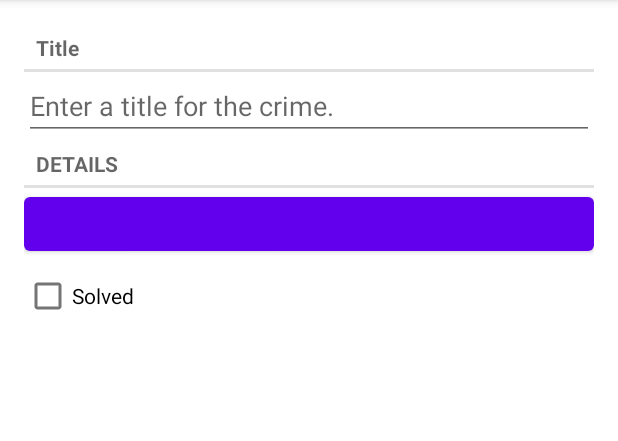
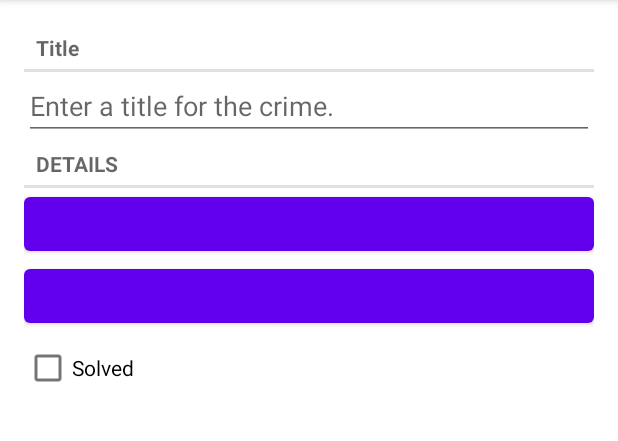
Before and after one commit to maquino123/Criminal-Intent, an Android app: the fragment CrimeFragment placed in its activity, on a phone screen of 412 x 824 dp, the part 84-525 px from its top. Run offline under Robolectric (Android 15) with nearby library versions, the phone set to English and light mode, and no system bars; our stand-ins replace Room's generated code; 2 statements that could not run were skipped.

Commit message:
Chapter 13 and challenge done

```diff
--- a/app/src/main/java/com/bignerdranch/android/criminalintent/CrimeFragment.kt
+++ b/app/src/main/java/com/bignerdranch/android/criminalintent/CrimeFragment.kt
@@ -9,22 +9,27 @@ import android.view.View
 import android.view.ViewGroup
 import android.widget.Button
 import android.widget.CheckBox
+import android.widget.DatePicker
 import android.widget.EditText
 import androidx.fragment.app.Fragment
 import androidx.lifecycle.ViewModelProviders
 import androidx.lifecycle.Observer
+import java.text.SimpleDateFormat
 import java.util.*
 
 private const val ARG_CRIME_ID = "crime_id"
 private const val TAG = "CrimeFragment"
 private const val DIALOG_DATE = "DialogDate"
+private const val DIALOG_TIME = "DialogTime"
 private const val REQUEST_DATE = 0
+private const val REQUEST_TIME = 1
 
-class CrimeFragment : Fragment() {
+class CrimeFragment : Fragment(), DatePickerFragment.Callbacks, TimePickerFragment.Callbacks {
 
     private lateinit var crime: Crime
     private lateinit var titleField: EditText
     private lateinit var dateButton: Button
+    private lateinit var timeButton: Button
     private lateinit var solvedCheckBox: CheckBox
     private val crimeDetailViewModel: CrimeDetailViewModel by lazy {
         ViewModelProviders.of(this).get(CrimeDetailViewModel::class.java)
@@ -46,6 +51,7 @@ class CrimeFragment : Fragment() {
 
         titleField = view.findViewById(R.id.crime_title) as EditText
         dateButton = view.findViewById(R.id.crime_date) as Button
+        timeButton = view.findViewById(R.id.crime_time) as Button
         solvedCheckBox = view.findViewById(R.id.crime_solved) as CheckBox
 
         return view
@@ -106,6 +112,13 @@ class CrimeFragment : Fragment() {
                 show(this@CrimeFragment.requireFragmentManager(), DIALOG_DATE)
             }
         }
+
+        timeButton.setOnClickListener {
+            TimePickerFragment.newInstance(crime.date).apply {
+                setTargetFragment(this@CrimeFragment, REQUEST_TIME)
+                show(this@CrimeFragment.requireFragmentManager(), DIALOG_TIME)
+            }
+        }
     }
 
     override fun onStop() {
@@ -113,10 +126,20 @@ class CrimeFragment : Fragment() {
         crimeDetailViewModel.saveCrime(crime)
     }
 
+    override fun onDateSelected(date: Date){
+        crime.date = date
+        updateUI()
+    }
+
+    override fun onTimeSelected(date: Date) {
+        crime.date = date
+        updateUI()
+    }
 
     private fun updateUI() {
         titleField.setText(crime.title)
-        dateButton.text = crime.date.toString()
+        timeButton.text = SimpleDateFormat("hh:mm a").format(this.crime.date)
+        dateButton.text = SimpleDateFormat("EEEE, MMM d, YYYY").format(this.crime.date)
         solvedCheckBox.apply {
             isChecked = crime.isSolved
             jumpDrawablesToCurrentState()
--- a/app/src/main/java/com/bignerdranch/android/criminalintent/CrimeListFragment.kt
+++ b/app/src/main/java/com/bignerdranch/android/criminalintent/CrimeListFragment.kt
@@ -3,9 +3,7 @@ package com.bignerdranch.android.criminalintent
 import android.content.Context
 import android.os.Bundle
 import android.util.Log
-import android.view.LayoutInflater
-import android.view.View
-import android.view.ViewGroup
+import android.view.*
 import android.widget.ImageView
 import android.widget.TextView
 import android.widget.Toast
@@ -14,6 +12,7 @@ import androidx.lifecycle.Observer
 import androidx.lifecycle.ViewModelProviders
 import androidx.recyclerview.widget.LinearLayoutManager
 import androidx.recyclerview.widget.RecyclerView
+import java.text.SimpleDateFormat
 import java.util.*
 
 private const val TAG = "CrimeListFragment"
@@ -38,6 +37,11 @@ class CrimeListFragment : Fragment() {
     override fun onAttach(context: Context) {
         super.onAttach(context)
         callbacks = context as Callbacks?
+    }
+
+    override fun onCreate(savedInstanceState: Bundle?) {
+        super.onCreate(savedInstanceState)
+        setHasOptionsMenu(true)
     }
 
     override fun onCreateView(
@@ -71,6 +75,23 @@ class CrimeListFragment : Fragment() {
         super.onDetach()
         callbacks = null
     }
+
+    override fun onCreateOptionsMenu(menu: Menu, inflater: MenuInflater) {
+        super.onCreateOptionsMenu(menu, inflater)
+        inflater.inflate(R.menu.fragment_crime_list, menu)
+    }
+
+    override fun onOptionsItemSelected(item: MenuItem): Boolean {
+        return when (item.itemId) {
+            R.id.new_crime -> {
+                val crime = Crime()
+                crimeListViewModel.addCrime(crime)
+                callbacks?.onCrimeSelected(crime.id)
+                true
+            }
+            else -> return super.onOptionsItemSelected(item)
+        }
+    }
     private fun updateUI(crimes: List<Crime>){
         adapter = CrimeAdapter(crimes)
         crimeRecyclerView.adapter = adapter
@@ -83,6 +104,7 @@ class CrimeListFragment : Fragment() {
 
         private val titleTextView: TextView = itemView.findViewById(R.id.crime_title)
         private val dateTextView: TextView = itemView.findViewById(R.id.crime_date)
+        private val timeTextView: TextView = itemView.findViewById(R.id.crime_time)
         private val solvedImageView: ImageView = itemView.findViewById(R.id.crime_solved)
 
         init {
@@ -92,7 +114,8 @@ class CrimeListFragment : Fragment() {
         fun bind(crime: Crime) {
             this.crime = crime
             titleTextView.text = this.crime.title
-            dateTextView.text = this.crime.date.toString()
+            dateTextView.text = SimpleDateFormat("EEEE, MMM d, YYYY").format(this.crime.date)
+            timeTextView.text = SimpleDateFormat("hh:mm a").format(this.crime.date)
             solvedImageView.visibility = if (crime.isSolved) {
                 View.VISIBLE
             } else {
--- a/app/src/main/java/com/bignerdranch/android/criminalintent/CrimeListViewModel.kt
+++ b/app/src/main/java/com/bignerdranch/android/criminalintent/CrimeListViewModel.kt
@@ -6,4 +6,8 @@ class CrimeListViewModel : ViewModel() {
 
     private val crimeRepository = CrimeRepository.get()
     val crimeListLiveData = crimeRepository.getCrimes()
+
+    fun addCrime(crime: Crime) {
+        crimeRepository.addCrime(crime)
+    }
 }
--- /dev/null
+++ b/app/src/main/res/drawable-anydpi/ic_menu_add.xml
@@ -0,0 +1,11 @@
+<vector xmlns:android="http://schemas.android.com/apk/res/android"
+    android:width="24dp"
+    android:height="24dp"
+    android:viewportWidth="24"
+    android:viewportHeight="24"
+    android:tint="#FFFFFF"
+    android:alpha="0.8">
+  <path
+      android:fillColor="@android:color/white"
+      android:pathData="M19,13h-6v6h-2v-6H5v-2h6V5h2v6h6v2z"/>
+</vector>
--- a/app/src/main/res/layout/fragment_crime.xml
+++ b/app/src/main/res/layout/fragment_crime.xml
@@ -30,6 +30,11 @@
         android:layout_height="wrap_content"
         tools:text="Wed Nov 14 11:56 EST 2018"/>
 
+    <Button
+        android:id="@+id/crime_time"
+        android:layout_width="match_parent"
+        android:layout_height="wrap_content"/>
+
     <CheckBox
         android:id="@+id/crime_solved"
         android:layout_width="match_parent"
--- /dev/null
+++ b/app/src/main/res/menu/fragment_crime_list.xml
@@ -0,0 +1,10 @@
+<?xml version="1.0" encoding="utf-8"?>
+<menu xmlns:android="http://schemas.android.com/apk/res/android"
+    xmlns:app="http://schemas.android.com/apk/res-auto">
+    <item
+        android:id="@+id/new_crime"
+        android:icon="@drawable/ic_menu_add"
+        android:title="@string/new_crime"
+        app:showAsAction="ifRoom|withText"/>
+
+</menu>
--- a/app/src/main/res/values/strings.xml
+++ b/app/src/main/res/values/strings.xml
@@ -4,4 +4,5 @@
     <string name="crime_title_label">Title</string>
     <string name="crime_details_label">Details</string>
     <string name="crime_solved_label">Solved</string>
+    <string name="new_crime">New Crime</string>
 </resources>
```
Also changed, not shown: app/src/main/java/com/bignerdranch/android/criminalintent/DatePickerFragment.kt (+11 -1 lines), app/src/main/java/com/bignerdranch/android/criminalintent/TimePickerFragment.kt (added, +66 -0 lines), app/src/main/res/layout/list_item_crime.xml (+11 -1 lines), app/src/main/res/drawable-hdpi/ic_menu_add.png (added), app/src/main/res/drawable-mdpi/ic_menu_add.png (added), app/src/main/res/drawable-xhdpi/ic_menu_add.png (added), app/src/main/res/drawable-xxhdpi/ic_menu_add.png (added).
